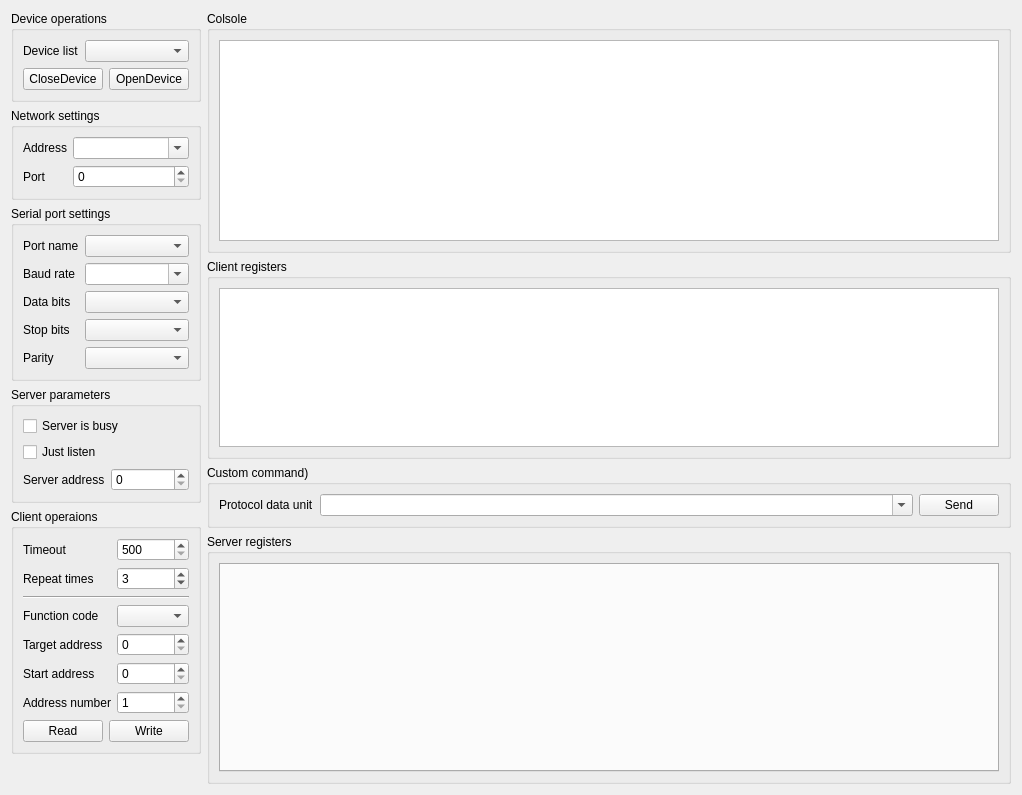
This is src/modbus/modbusui/sakmodbusui.ui in x-tools-author/x-tools as Qt 5 draws it before an edit. The edited form follows.
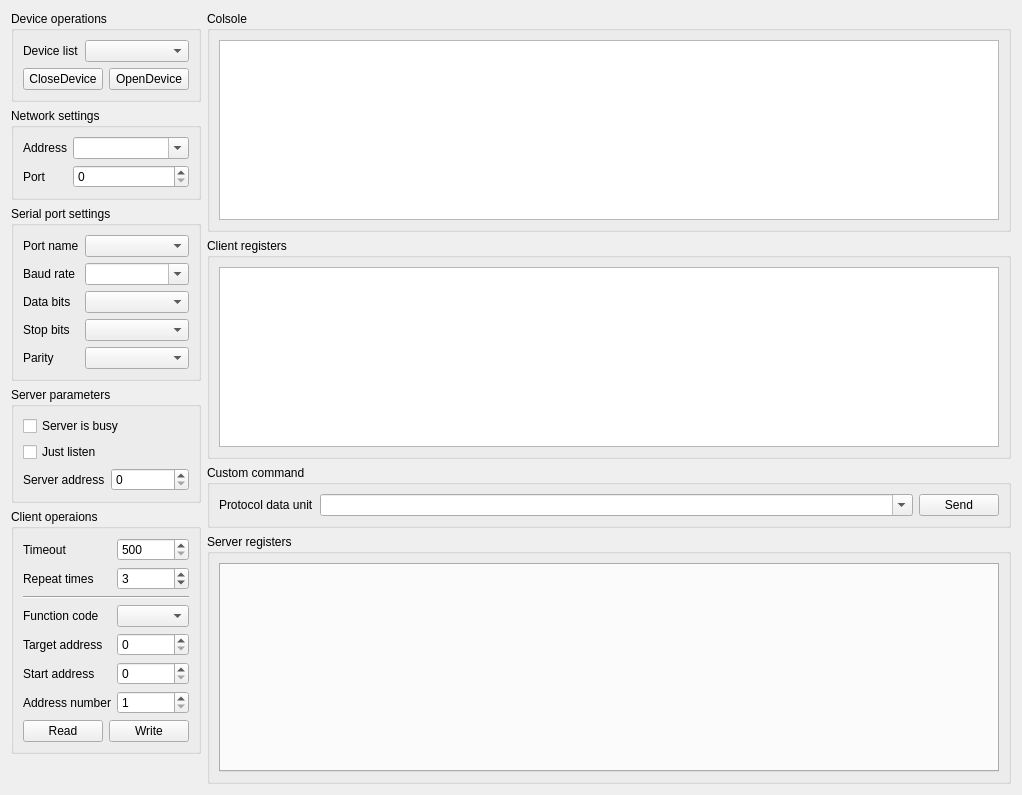
This is the edited form.

```diff
--- a/src/modbus/modbusui/sakmodbusui.ui
+++ b/src/modbus/modbusui/sakmodbusui.ui
@@ -500,7 +500,7 @@
        <property name="maximumSize">
         <size>
          <width>16777215</width>
-         <height>200</height>
+         <height>16777215</height>
         </size>
        </property>
        <property name="title">
@@ -516,7 +516,7 @@
      <item>
       <widget class="QGroupBox" name="clientCustomCommandGroupBox">
        <property name="title">
-        <string>Custom command)</string>
+        <string>Custom command</string>
        </property>
        <layout class="QHBoxLayout" name="horizontalLayout">
         <item>
```
Left out of the diff: 5 changed lines with no effect on the pictures.
